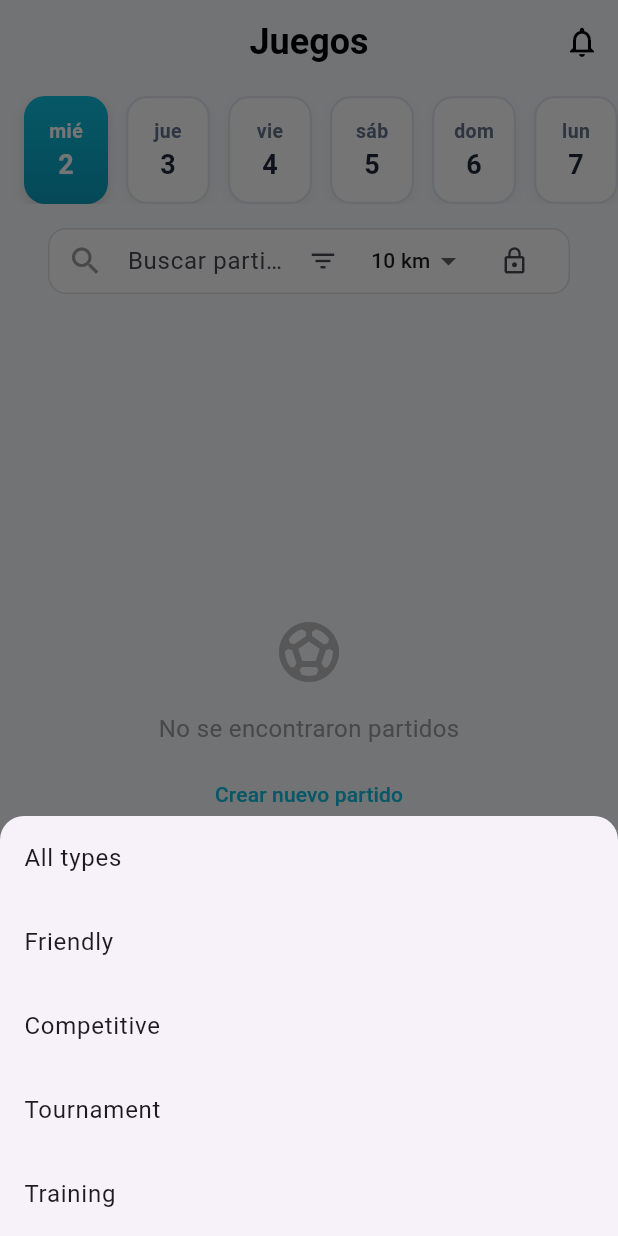
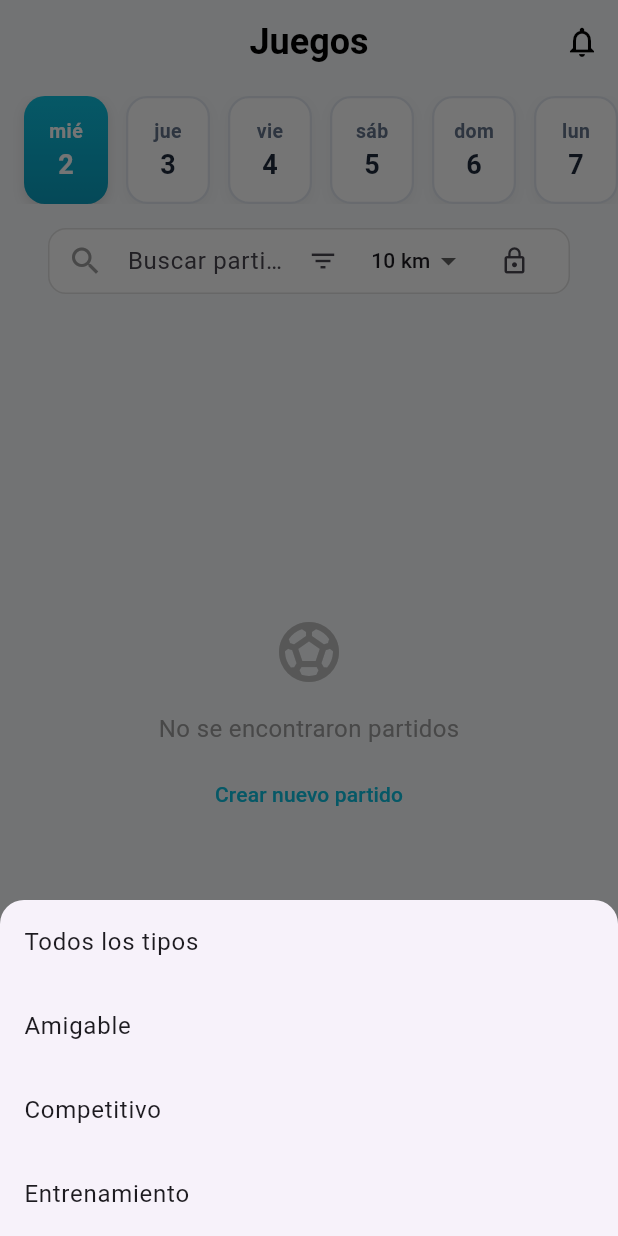
Before and after one commit to Chrisan2i/TeamUp, a Flutter app: the screen it shows once a user with an empty profile is signed in, after a tap on the "filter list" icon, on a phone screen of 412 x 824 dp. Run offline on Flutter 3.47's test engine with Material 3 defaults, Android fonts, the phone set to English and light mode, and no system bars; our stand-ins replace cloud_firestore, dotted_border, firebase_auth, firebase_core, flutter_contacts, flutter_map and 6 more; accounts and stored records are empty; network calls fail.

Commit message:
Español ingles

```diff
--- a/lib/features/games/widgets/game_search_bar.dart
+++ b/lib/features/games/widgets/game_search_bar.dart
@@ -26,11 +26,10 @@ class _GameSearchFilterBarState extends State<GameSearchFilterBar> {
       builder: (_) => Column(
         mainAxisSize: MainAxisSize.min,
         children: [
-          ListTile(title: const Text('All types'), onTap: () => Navigator.pop(context, '')),
-          ListTile(title: const Text('Friendly'), onTap: () => Navigator.pop(context, 'friendly')),
-          ListTile(title: const Text('Competitive'), onTap: () => Navigator.pop(context, 'competitive')),
-          ListTile(title: const Text('Tournament'), onTap: () => Navigator.pop(context, 'tournament')),
-          ListTile(title: const Text('Training'), onTap: () => Navigator.pop(context, 'training')),
+          ListTile(title: const Text('Todos los tipos'), onTap: () => Navigator.pop(context, '')),
+          ListTile(title: const Text('Amigable'), onTap: () => Navigator.pop(context, 'friendly')),
+          ListTile(title: const Text('Competitivo'), onTap: () => Navigator.pop(context, 'competitive')),
+          ListTile(title: const Text('Entrenamiento'), onTap: () => Navigator.pop(context, 'training')),
         ],
       ),
     );
--- a/lib/features/profile/profile_edit_view.dart
+++ b/lib/features/profile/profile_edit_view.dart
@@ -378,7 +378,7 @@ class _ProfileEditorState extends State<ProfileEditor> {
                     ],
                   ),
                   const SizedBox(height: 16),
-                  Text("$fullName's profile", style: const TextStyle(fontSize: 24, fontWeight: FontWeight.bold)),
+                  Text("Perfil de $fullName", style: const TextStyle(fontSize: 24, fontWeight: FontWeight.bold)),
                   const SizedBox(height: 8),
                   const Text(
                     'Tu perfil es la primera impresión que los demás jugadores tendrán de ti.',
```
